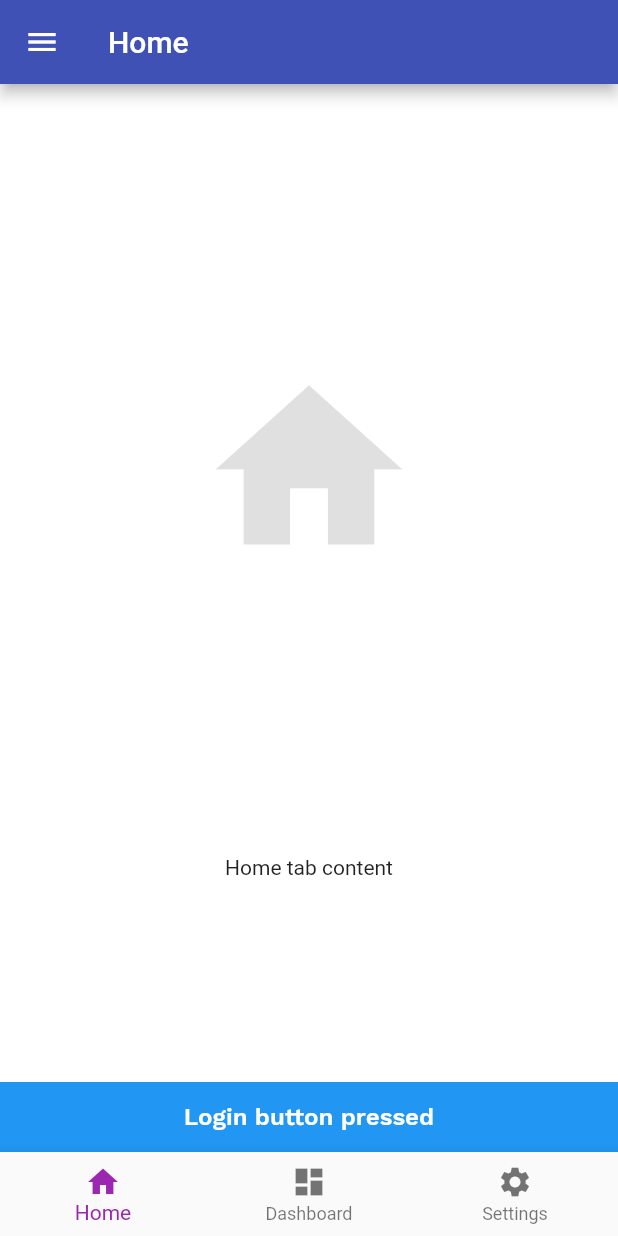
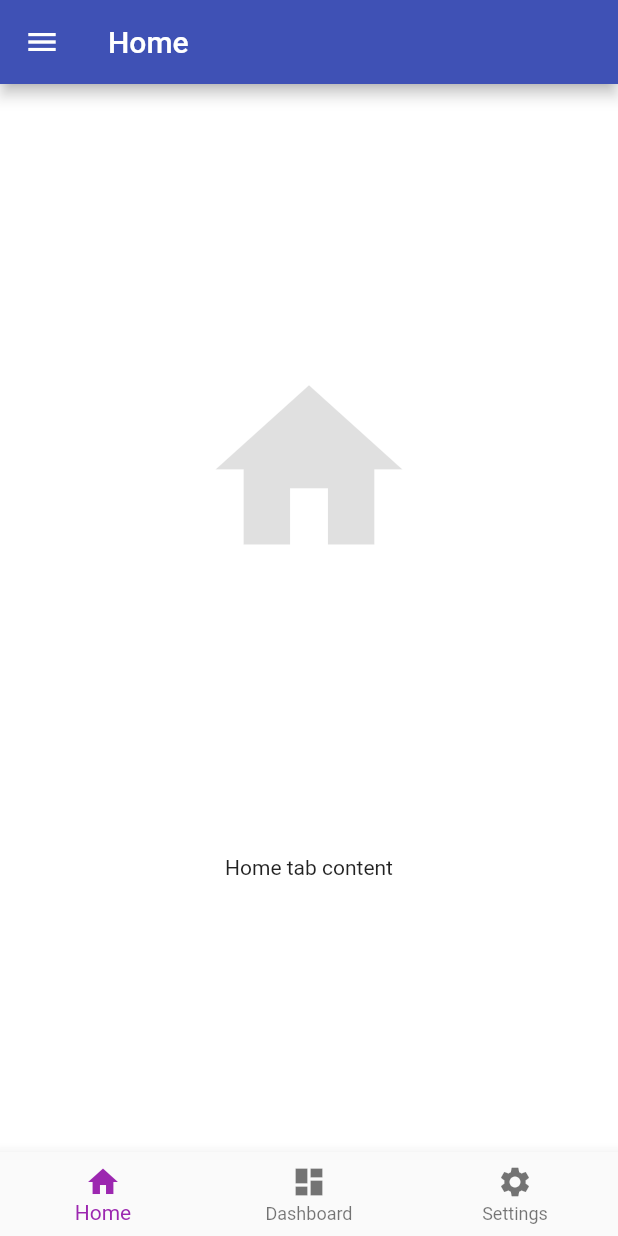
Before and after one commit to hvpulok/flutter_poc, a Flutter app: the screen it shows after launch, after a tap on "LOGIN", on a phone screen of 412 x 824 dp. Run offline on Flutter 3.47's test engine with Material 2 defaults, Android fonts, the phone set to English and light mode, and no system bars; our stand-ins replace font_awesome_flutter; project files that could hold a hidden picture were left out.

Commit message:
Update login snack

```diff
--- a/lib/login-page/login_page.dart
+++ b/lib/login-page/login_page.dart
@@ -136,25 +136,6 @@ class _LoginPageState extends State<LoginPage>
     ]);
 
     _pageController = PageController();
-  }
-
-  void showInSnackBar(String value) {
-    FocusScope.of(context).requestFocus(new FocusNode());
-    _scaffoldKey.currentState?.removeCurrentSnackBar();
-    _scaffoldKey.currentState.showSnackBar(new SnackBar(
-      content: new Text(
-        value,
-        textAlign: TextAlign.center,
-        style: TextStyle(
-            color: Colors.white,
-            fontSize: 16.0,
-            fontFamily: "WorkSansSemiBold"),
-      ),
-      backgroundColor: Colors.blue,
-      duration: Duration(seconds: 3),
-    ));
-    // Navigator.pop(context);
-    Navigator.of(context).pushNamed('/');
   }
 
   Widget _buildMenuBar(BuildContext context) {
@@ -331,7 +312,7 @@ class _LoginPageState extends State<LoginPage>
                             fontFamily: "WorkSansBold"),
                       ),
                     ),
-                    onPressed: () => showInSnackBar("Login button pressed")),
+                    onPressed: () => _navigateToHome("Login button pressed")),
               ),
             ],
           ),
@@ -628,13 +609,30 @@ class _LoginPageState extends State<LoginPage>
                             fontFamily: "WorkSansBold"),
                       ),
                     ),
-                    onPressed: () => showInSnackBar("SignUp button pressed")),
+                    onPressed: () => _navigateToHome("SignUp button pressed")),
               ),
             ],
           ),
         ],
       ),
     );
+  }
+
+  void showInSnackBar(String value) {
+    FocusScope.of(context).requestFocus(new FocusNode());
+    _scaffoldKey.currentState?.removeCurrentSnackBar();
+    _scaffoldKey.currentState.showSnackBar(new SnackBar(
+      content: new Text(
+        value,
+        textAlign: TextAlign.center,
+        style: TextStyle(
+            color: Colors.white,
+            fontSize: 16.0,
+            fontFamily: "WorkSansSemiBold"),
+      ),
+      backgroundColor: Colors.blue,
+      duration: Duration(seconds: 3),
+    ));
   }
 
   void _onSignInButtonPress() {
@@ -664,4 +662,10 @@ class _LoginPageState extends State<LoginPage>
       _obscureTextSignupConfirm = !_obscureTextSignupConfirm;
     });
   }
+
+  void _navigateToHome(String snackMessage) {
+    // showInSnackBar(snackMessage);
+    Navigator.pop(context);
+    Navigator.of(context).pushNamed('/');
+  }
 }
```
